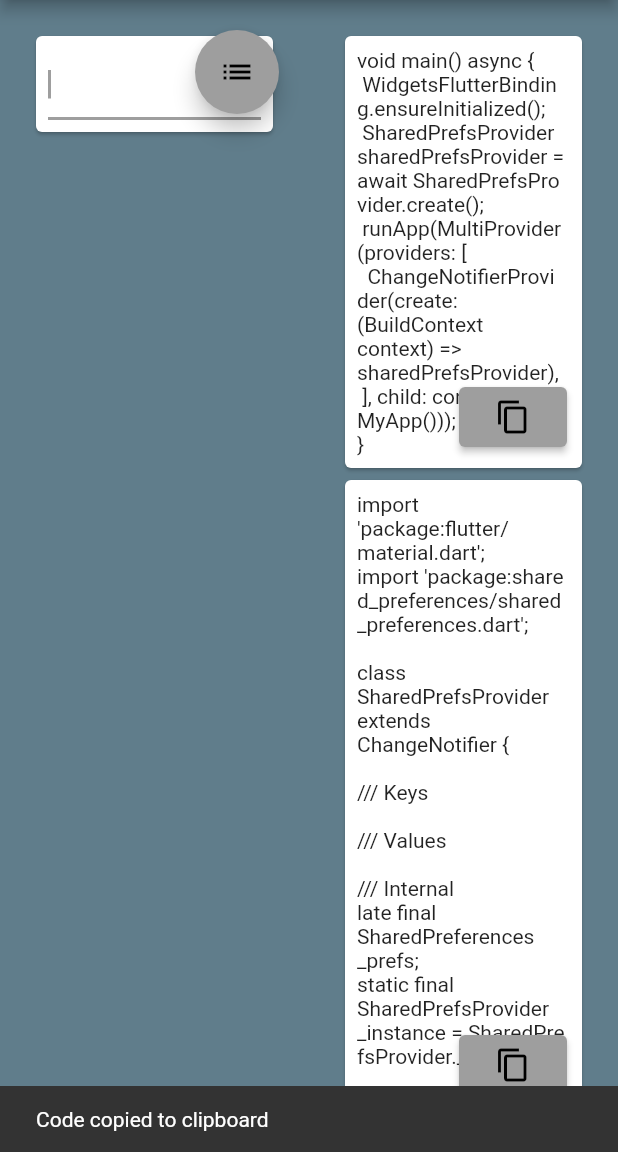
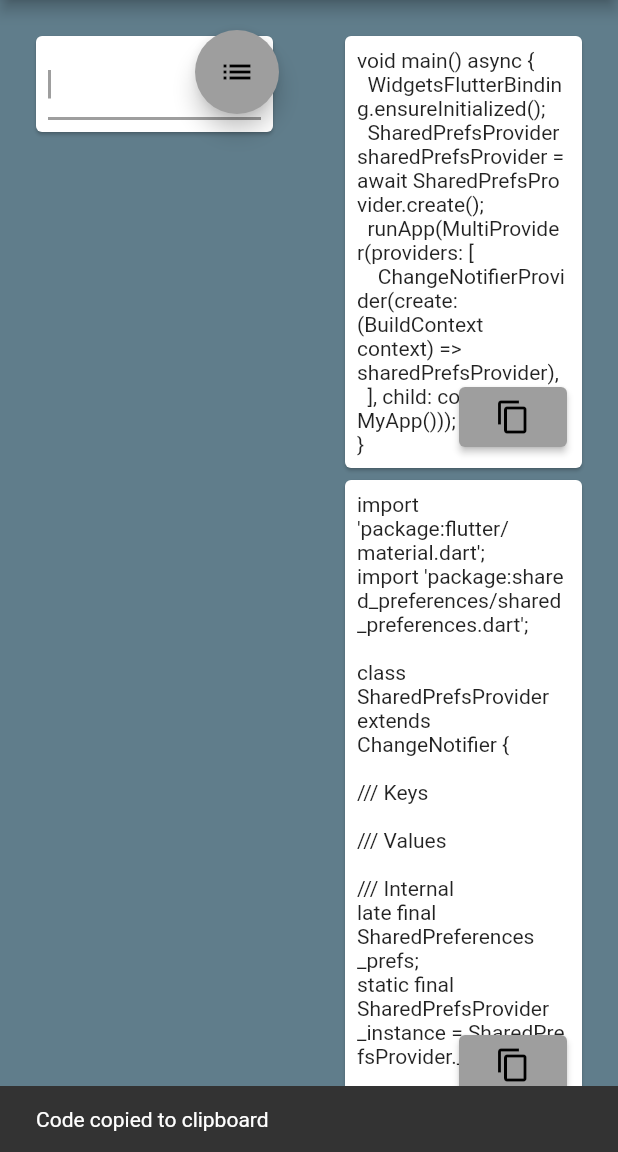
Before and after one commit to synchronisator/SharedPrefProviderGenerator, a Flutter app: the screen it shows after launch, after a tap on the "edit" icon, after a tap on the "article" icon, after a tap on the "content copy" icon, on a phone screen of 412 x 824 dp, the part 84-1236 px from its top. Run offline on Flutter 3.47's test engine with Material 2 defaults, Android fonts, the phone set to English and light mode, and no system bars; drawn by our look-alikes of flip_card.

Commit message:
tabs removed

```diff
--- a/lib/generator.dart
+++ b/lib/generator.dart
@@ -5,11 +5,11 @@ class Generator {
 
   static String mainTemplate =
   "void main() async {\n"
-    "\tWidgetsFlutterBinding.ensureInitialized();\n"
-    "\tSharedPrefsProvider sharedPrefsProvider = await SharedPrefsProvider.create();\n"
-    "\trunApp(MultiProvider(providers: [\n"
-      "\t\tChangeNotifierProvider(create: (BuildContext context) => sharedPrefsProvider),\n"
-    "\t], child: const MyApp()));\n"
+    "  WidgetsFlutterBinding.ensureInitialized();\n"
+    "  SharedPrefsProvider sharedPrefsProvider = await SharedPrefsProvider.create();\n"
+    "  runApp(MultiProvider(providers: [\n"
+      "    ChangeNotifierProvider(create: (BuildContext context) => sharedPrefsProvider),\n"
+    "  ], child: const MyApp()));\n"
   "}";
 
   //TODO move as template to asset-folder
@@ -25,14 +25,14 @@ class Generator {
       "SharedPrefsProvider._internal();\n\n"
 
       "static create() async{\n"
-        "\tvar sharedPrefsProvider = SharedPrefsProvider._internal();\n"
-        "\tawait sharedPrefsProvider._init();\n"
-        "\treturn sharedPrefsProvider;\n"
+        "  var sharedPrefsProvider = SharedPrefsProvider._internal();\n"
+        "  await sharedPrefsProvider._init();\n"
+        "  return sharedPrefsProvider;\n"
       "}\n\n"
 
       "Future<void> _init() async {\n"
-      "\t_prefs = await SharedPreferences.getInstance();\n"
-      "\t///Initialization\n"
+      "  _prefs = await SharedPreferences.getInstance();\n"
+      "  ///Initialization\n"
       "}\n\n"
       "///Getter\n\n"
       "///Setter\n\n"
@@ -53,21 +53,21 @@ class Generator {
           String key =
           "key" + name.toUpperCase().substring(0, 1) + name.substring(1);
       code = code.replaceFirst(
-          "/// Keys", "/// Keys\n\tstatic const String $key = '$key';");
+          "/// Keys", "/// Keys\n  static const String $key = '$key';");
       code = code.replaceFirst("/// Values",
-          "/// Values\n\t${type.getString()} _$name = $defaultValue;");
+          "/// Values\n  ${type.getString()} _$name = $defaultValue;");
       code = code.replaceFirst("///Initialization",
-          "///Initialization\n\t\t_$name = _prefs.${type.getGetter()}($key) ?? $defaultValue;");
+          "///Initialization\n    _$name = _prefs.${type.getGetter()}($key) ?? $defaultValue;");
       code = code.replaceFirst(
-          "///Getter", "///Getter\n\t${type.getString()} get $name => _$name;");
+          "///Getter", "///Getter\n  ${type.getString()} get $name => _$name;");
       code = code.replaceFirst(
           "///Setter",
           "///Setter\n"
-              "\tset $name(${type.getString()} value) {\n"
-              "\t\t_$name = value;\n"
-              "\t\t_prefs.${type.getSetter()}($key, value);\n"
-              "\t\tnotifyListeners();\n"
-              "\t}\n");
+              "  set $name(${type.getString()} value) {\n"
+              "    _$name = value;\n"
+              "    _prefs.${type.getSetter()}($key, value);\n"
+              "    notifyListeners();\n"
+              "  }\n");
     }
     return code;
   }
```
